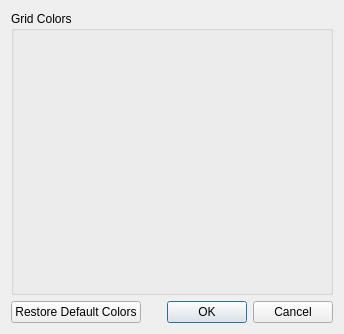
First picture: the form in ui/optionsmenu.ui, repository Dwarf-Therapist/Dwarf-Therapist, before the edit.
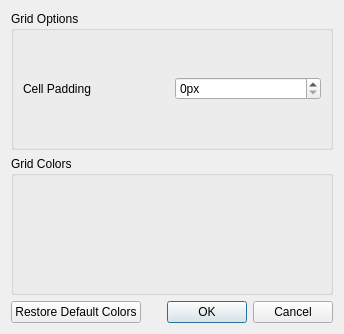
Second picture: the form after the edit. Icons and pictures are not drawn.

```diff
--- a/ui/optionsmenu.ui
+++ b/ui/optionsmenu.ui
@@ -17,7 +17,40 @@
    <iconset resource="../images.qrc">
     <normaloff>:/img/color_wheel.png</normaloff>:/img/color_wheel.png</iconset>
   </property>
-  <layout class="QVBoxLayout" name="verticalLayout" stretch="10,0">
+  <layout class="QVBoxLayout" name="verticalLayout_2">
+   <item>
+    <widget class="QGroupBox" name="groupBox">
+     <property name="title">
+      <string>Grid Options</string>
+     </property>
+     <layout class="QVBoxLayout" name="verticalLayout">
+      <item>
+       <layout class="QHBoxLayout" name="horizontalLayout">
+        <item>
+         <widget class="QLabel" name="label">
+          <property name="text">
+           <string>Cell Padding</string>
+          </property>
+          <property name="buddy">
+           <cstring>sb_cell_padding</cstring>
+          </property>
+         </widget>
+        </item>
+        <item>
+         <widget class="QSpinBox" name="sb_cell_padding">
+          <property name="suffix">
+           <string>px</string>
+          </property>
+          <property name="maximum">
+           <number>6</number>
+          </property>
+         </widget>
+        </item>
+       </layout>
+      </item>
+     </layout>
+    </widget>
+   </item>
    <item>
     <widget class="QGroupBox" name="group_general_colors">
      <property name="styleSheet">
```
